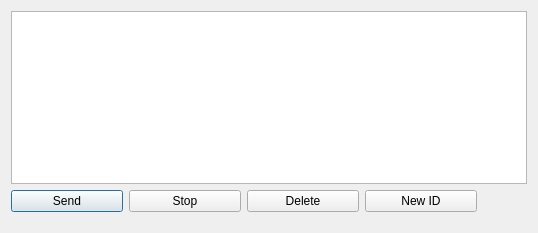
Qt form sendmsgdialog.ui (RauchendeKanonen/qcanobserver) before a commit.
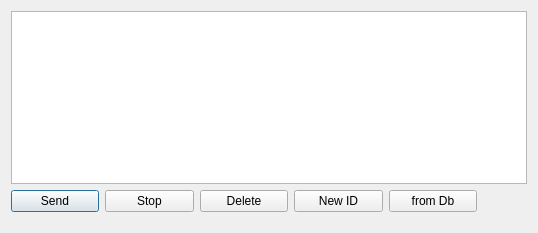
The same form after that commit.

Patch:
```diff
--- a/sendmsgdialog.ui
+++ b/sendmsgdialog.ui
@@ -63,6 +63,13 @@
        </property>
       </widget>
      </item>
+     <item>
+      <widget class="QPushButton" name="fromDbButton">
+       <property name="text">
+        <string>from Db</string>
+       </property>
+      </widget>
+     </item>
     </layout>
    </item>
   </layout>
```
